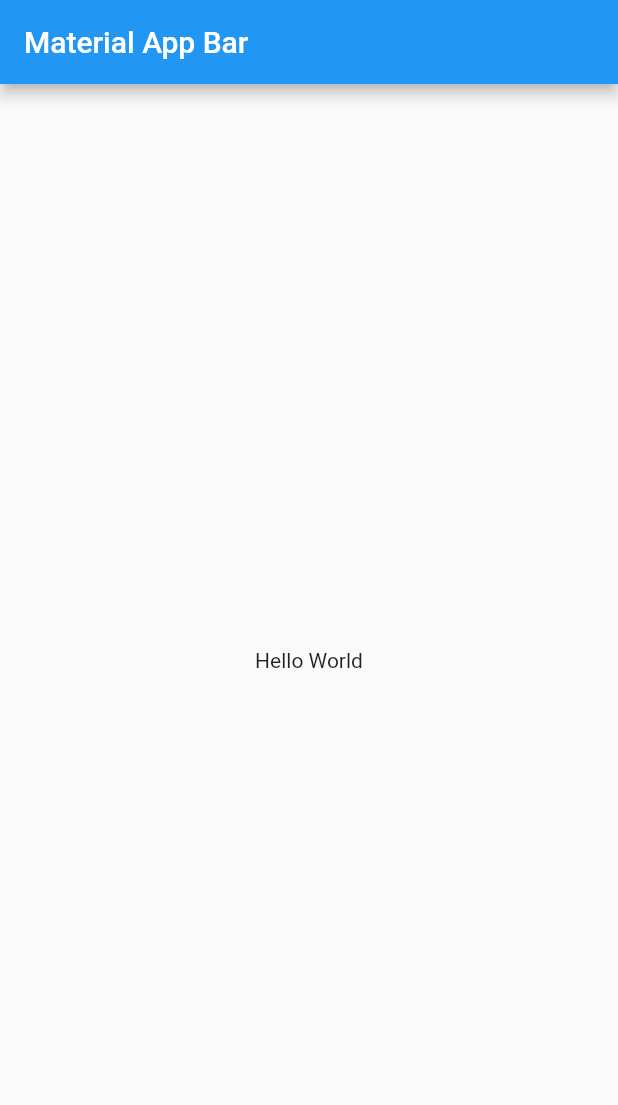
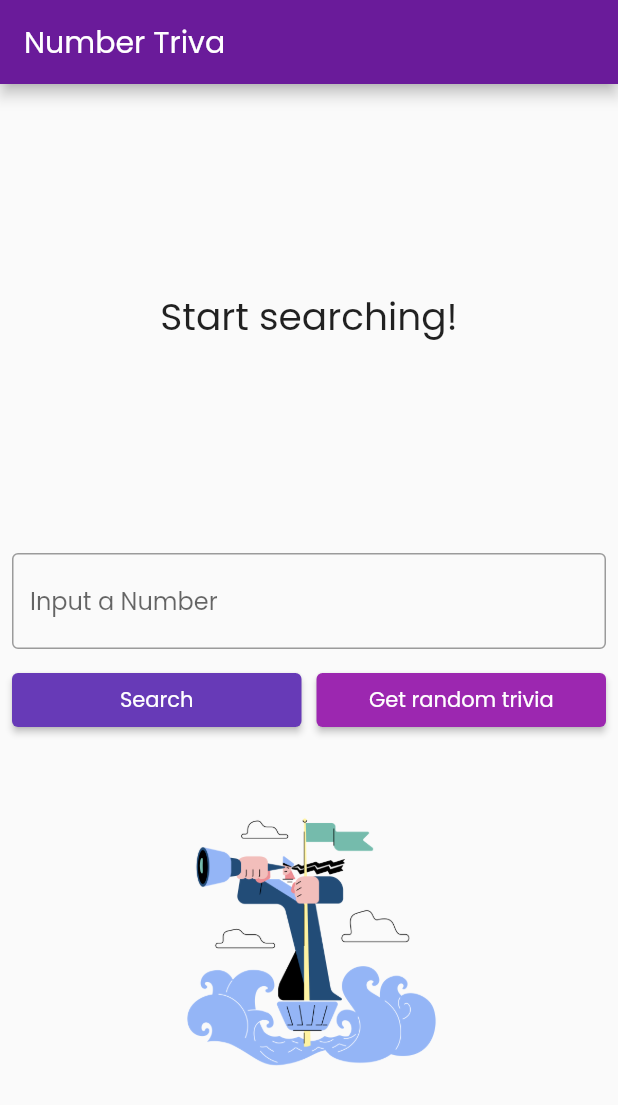
Before and after one commit to lastradev/clean-architecture-tdd-course, a Flutter app: the screen it shows after launch, on a phone screen of 412 x 824 dp. Shown: the top 1105 px of the screen. Run offline on Flutter 3.47's test engine with Material 2 defaults, Android fonts, the light colour scheme and no system bars; our stand-ins replace bloc, dartz, equatable, flutter_bloc, get_it, shared_preferences; missing offline and left inert: data_connection_checker_tv.

Commit message:
Add user interface

```diff
--- /dev/null
+++ b/lib/features/number_trivia/presentation/pages/number_trivia_page.dart
@@ -0,0 +1,63 @@
+import 'package:flutter/material.dart';
+import 'package:flutter_bloc/flutter_bloc.dart';
+
+import '../../../../injection_container.dart';
+import '../bloc/number_trivia_bloc.dart';
+import '../widgets/trivia_controls.dart';
+import '../widgets/widgets.dart';
+
+class NumberTriviaPage extends StatelessWidget {
+  const NumberTriviaPage({Key? key}) : super(key: key);
+
+  @override
+  Widget build(BuildContext context) {
+    return Scaffold(
+      appBar: AppBar(
+        title: const Text('Number Triva'),
+      ),
+      body: SingleChildScrollView(
+        child: buildBody(context),
+      ),
+    );
+  }
+
+  BlocProvider<NumberTriviaBloc> buildBody(BuildContext context) {
+    return BlocProvider(
+      create: (context) => sl<NumberTriviaBloc>(),
+      child: Center(
+        child: Padding(
+          padding: const EdgeInsets.all(8.0),
+          child: Column(
+            children: [
+              const SizedBox(height: 10),
+              // Top half
+              BlocBuilder<NumberTriviaBloc, NumberTriviaState>(
+                builder: (context, state) {
+                  if (state is Empty) {
+                    return const MessageDisplay(message: 'Start searching!');
+                  } else if (state is Loading) {
+                    return const LoadingWidget();
+                  } else if (state is Loaded) {
+                    return TriviaDisplay(numberTrivia: state.trivia);
+                  } else if (state is Error) {
+                    return MessageDisplay(message: state.message);
+                  }
+                  return Container();
+                },
+              ),
+              const SizedBox(height: 20),
+              // Bottom half
+              const TriviaControls(),
+
+              const SizedBox(height: 10),
+
+              SizedBox(
+                  height: MediaQuery.of(context).size.height / 3 - 31,
+                  child: Image.asset('assets/images/background.png')),
+            ],
+          ),
+        ),
+      ),
+    );
+  }
+}
--- /dev/null
+++ b/lib/features/number_trivia/presentation/widgets/message_display.dart
@@ -0,0 +1,22 @@
+import 'package:flutter/material.dart';
+
+class MessageDisplay extends StatelessWidget {
+  final String message;
+  const MessageDisplay({Key? key, required this.message}) : super(key: key);
+
+  @override
+  Widget build(BuildContext context) {
+    return SizedBox(
+      height: MediaQuery.of(context).size.height / 3,
+      child: Center(
+        child: SingleChildScrollView(
+          child: Text(
+            message,
+            style: const TextStyle(fontSize: 25),
+            textAlign: TextAlign.center,
+          ),
+        ),
+      ),
+    );
+  }
+}
--- /dev/null
+++ b/lib/features/number_trivia/presentation/widgets/trivia_controls.dart
@@ -0,0 +1,68 @@
+import 'package:flutter/material.dart';
+import 'package:flutter_bloc/flutter_bloc.dart';
+
+import '../bloc/number_trivia_bloc.dart';
+
+class TriviaControls extends StatefulWidget {
+  const TriviaControls({
+    Key? key,
+  }) : super(key: key);
+
+  @override
+  _TriviaControlsState createState() => _TriviaControlsState();
+}
+
+class _TriviaControlsState extends State<TriviaControls> {
+  final controller = TextEditingController();
+  late String inputStr;
+
+  @override
+  Widget build(BuildContext context) {
+    return Column(
+      children: [
+        TextField(
+            controller: controller,
+            keyboardType: TextInputType.number,
+            decoration: const InputDecoration(
+                border: OutlineInputBorder(), hintText: 'Input a Number'),
+            onChanged: (value) {
+              inputStr = value;
+            },
+            onSubmitted: (_) {
+              dispatchConcrete();
+            }),
+        const SizedBox(height: 10),
+        Row(
+          children: [
+            Expanded(
+              child: ElevatedButton(
+                style: ElevatedButton.styleFrom(primary: Colors.deepPurple),
+                onPressed: dispatchConcrete,
+                child: const Text('Search'),
+              ),
+            ),
+            const SizedBox(width: 10),
+            Expanded(
+              child: ElevatedButton(
+                // style: ElevatedButton.styleFrom(primary: Colors.deepPurple),
+                onPressed: dispatchRandom,
+                child: const Text('Get random trivia'),
+              ),
+            ),
+          ],
+        )
+      ],
+    );
+  }
+
+  void dispatchConcrete() {
+    controller.clear();
+    BlocProvider.of<NumberTriviaBloc>(context)
+        .add(GetTriviaForConcreteNumber(inputStr));
+  }
+
+  void dispatchRandom() {
+    controller.clear();
+    BlocProvider.of<NumberTriviaBloc>(context).add(GetTriviaForRandomNumber());
+  }
+}
--- /dev/null
+++ b/lib/features/number_trivia/presentation/widgets/widgets.dart
@@ -0,0 +1,3 @@
+export 'loading_widget.dart';
+export 'message_display.dart';
+export 'trivia_display.dart';
--- a/lib/injection_container.dart
+++ b/lib/injection_container.dart
@@ -16,7 +16,7 @@ import 'features/number_trivia/presentation/bloc/number_trivia_bloc.dart';
 // Service Locator
 final sl = GetIt.instance;
 
-void init() {
+Future<void> init() async {
   //! Features - Number Trivia
   sl.registerFactory(() => NumberTriviaBloc(
         concrete: sl(),
@@ -48,7 +48,8 @@ void init() {
   sl.registerLazySingleton<NetworkInfo>(() => NetworkInfoImpl(sl()));
 
   //! External
-  sl.registerLazySingleton(() async => SharedPreferences.getInstance());
+  final sharedPreferences = await SharedPreferences.getInstance();
+  sl.registerSingletonAsync(() async => sharedPreferences);
   sl.registerLazySingleton(() => http.Client());
   sl.registerLazySingleton(() => DataConnectionChecker());
 }
--- a/lib/main.dart
+++ b/lib/main.dart
@@ -1,8 +1,10 @@
+import 'package:clean_architecture_tdd_course/features/number_trivia/presentation/pages/number_trivia_page.dart';
 import 'package:flutter/material.dart';
 import 'injection_container.dart' as di;
 
-void main() {
-  di.init();
+Future<void> main() async {
+  WidgetsFlutterBinding.ensureInitialized();
+  await di.init();
   runApp(MyApp());
 }
 
@@ -10,15 +12,14 @@ class MyApp extends StatelessWidget {
   @override
   Widget build(BuildContext context) {
     return MaterialApp(
-      title: 'Material App',
-      home: Scaffold(
-        appBar: AppBar(
-          title: const Text('Material App Bar'),
-        ),
-        body: const Center(
-          child: Text('Hello World'),
-        ),
+      title: 'Number Trivia',
+      theme: ThemeData(
+        fontFamily: 'Poppins',
+        primarySwatch: Colors.purple,
+        primaryColor: Colors.purple.shade800,
+        accentColor: Colors.purple.shade600,
       ),
+      home: const NumberTriviaPage(),
     );
   }
 }
```
Also changed, not shown: lib/features/number_trivia/presentation/widgets/loading_widget.dart (added, +15 -0 lines), lib/features/number_trivia/presentation/widgets/trivia_display.dart (added, +38 -0 lines), pubspec.yaml (+8 -8 lines), assets/fonts/Poppins-Bold.ttf (added), assets/fonts/Poppins-Regular.ttf (added), assets/images/background.png (added).
